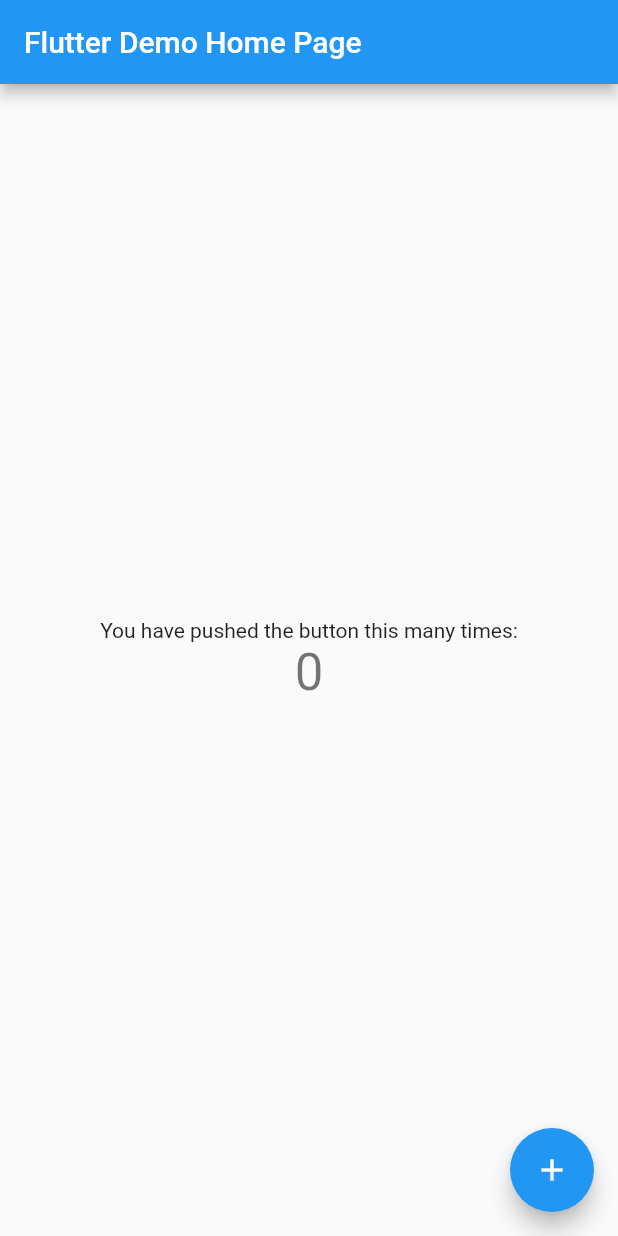
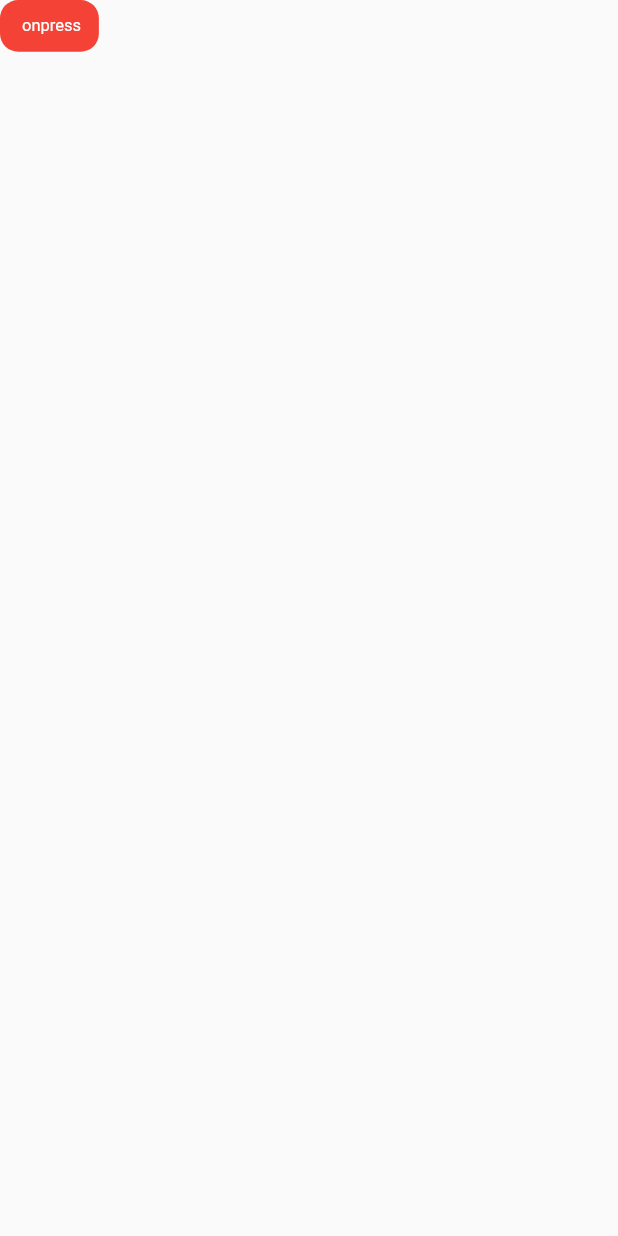
Before and after one commit to annexmirza/docapplication, a Flutter app: the screen it shows after launch, on a phone screen of 412 x 824 dp. Run offline on Flutter 3.47's test engine with Material 2 defaults, Android fonts, the phone set to English and light mode, and no system bars; our stand-ins replace flutter_easyloading, flutter_screenutil, get.

Commit message:
custom button

```diff
--- a/lib/main.dart
+++ b/lib/main.dart
@@ -1,115 +1,36 @@
 import 'package:flutter/material.dart';
+import 'package:flutter_easyloading/flutter_easyloading.dart';
+import 'package:flutter_screenutil/flutter_screenutil.dart';
+import 'package:get/get.dart';
 
-void main() {
-  runApp(const MyApp());
+import 'view/home_page.dart';
+
+void main() async {
+  WidgetsFlutterBinding.ensureInitialized();
+
+  // await Firebase.initializeApp(
+  //     // options: DefaultFirebaseOptions.currentPlatform
+  //     );
+
+  runApp(MyApp());
 }
 
 class MyApp extends StatelessWidget {
-  const MyApp({Key? key}) : super(key: key);
-
-  // This widget is the root of your application.
   @override
   Widget build(BuildContext context) {
-    return MaterialApp(
-      title: 'Flutter Demo',
-      theme: ThemeData(
-        // This is the theme of your application.
-        //
-        // Try running your application with "flutter run". You'll see the
-        // application has a blue toolbar. Then, without quitting the app, try
-        // changing the primarySwatch below to Colors.green and then invoke
-        // "hot reload" (press "r" in the console where you ran "flutter run",
-        // or simply save your changes to "hot reload" in a Flutter IDE).
-        // Notice that the counter didn't reset back to zero; the application
-        // is not restarted.
-        primarySwatch: Colors.blue,
-      ),
-      home: const MyHomePage(title: 'Flutter Demo Home Page'),
-    );
+    return ScreenUtilInit(
+        designSize: Size(375, 812),
+        builder: () => GetMaterialApp(
+              debugShowCheckedModeBanner: false,
+              builder: EasyLoading.init(),
+              home: landingPage(),
+            ));
   }
 }
 
-class MyHomePage extends StatefulWidget {
-  const MyHomePage({Key? key, required this.title}) : super(key: key);
+Widget landingPage() {
+  return HomePage();
+  // NotesPageScreen();
 
-  // This widget is the home page of your application. It is stateful, meaning
-  // that it has a State object (defined below) that contains fields that affect
-  // how it looks.
-
-  // This class is the configuration for the state. It holds the values (in this
-  // case the title) provided by the parent (in this case the App widget) and
-  // used by the build method of the State. Fields in a Widget subclass are
-  // always marked "final".
-
-  final String title;
-
-  @override
-  State<MyHomePage> createState() => _MyHomePageState();
+  // HtmlEditorExample(title: 'asd',);
 }
-
-class _MyHomePageState extends State<MyHomePage> {
-  int _counter = 0;
-
-  void _incrementCounter() {
-    setState(() {
-      // This call to setState tells the Flutter framework that something has
-      // changed in this State, which causes it to rerun the build method below
-      // so that the display can reflect the updated values. If we changed
-      // _counter without calling setState(), then the build method would not be
-      // called again, and so nothing would appear to happen.
-      _counter++;
-    });
-  }
-
-  @override
-  Widget build(BuildContext context) {
-    // This method is rerun every time setState is called, for instance as done
-    // by the _incrementCounter method above.
-    //
-    // The Flutter framework has been optimized to make rerunning build methods
-    // fast, so that you can just rebuild anything that needs updating rather
-    // than having to individually change instances of widgets.
-    return Scaffold(
-      appBar: AppBar(
-        // Here we take the value from the MyHomePage object that was created by
-        // the App.build method, and use it to set our appbar title.
-        title: Text(widget.title),
-      ),
-      body: Center(
-        // Center is a layout widget. It takes a single child and positions it
-        // in the middle of the parent.
-        child: Column(
-          // Column is also a layout widget. It takes a list of children and
-          // arranges them vertically. By default, it sizes itself to fit its
-          // children horizontally, and tries to be as tall as its parent.
-          //
-          // Invoke "debug painting" (press "p" in the console, choose the
-          // "Toggle Debug Paint" action from the Flutter Inspector in Android
-          // Studio, or the "Toggle Debug Paint" command in Visual Studio Code)
-          // to see the wireframe for each widget.
-          //
-          // Column has various properties to control how it sizes itself and
-          // how it positions its children. Here we use mainAxisAlignment to
-          // center the children vertically; the main axis here is the vertical
-          // axis because Columns are vertical (the cross axis would be
-          // horizontal).
-          mainAxisAlignment: MainAxisAlignment.center,
-          children: <Widget>[
-            const Text(
-              'You have pushed the button this many times:',
-            ),
-            Text(
-              '$_counter',
-              style: Theme.of(context).textTheme.headline4,
-            ),
-          ],
-        ),
-      ),
-      floatingActionButton: FloatingActionButton(
-        onPressed: _incrementCounter,
-        tooltip: 'Increment',
-        child: const Icon(Icons.add),
-      ), // This trailing comma makes auto-formatting nicer for build methods.
-    );
-  }
-}
--- /dev/null
+++ b/lib/view/home_page.dart
@@ -0,0 +1,13 @@
+import 'package:docapplication/view/widgets/custom_button.dart';
+import 'package:flutter/material.dart';
+
+class HomePage extends StatelessWidget {
+  @override
+  Widget build(BuildContext context) {
+    return Scaffold(
+      body: Column(
+        children: [customButton(text: " onpress ")],
+      ),
+    );
+  }
+}
--- /dev/null
+++ b/lib/view/widgets/custom_button.dart
@@ -0,0 +1,37 @@
+
+import 'package:flutter_screenutil/flutter_screenutil.dart';
+import 'package:flutter/material.dart';
+
+Widget customButton({
+  onTapFunction,
+  color = Colors.red,
+  double radius = 12,
+  double height = 34,
+  double width = 60,
+  textColor = Colors.white,
+  text = '',
+  double textSize = 10,
+  fontWeight = FontWeight.normal,
+  Color borderColor = Colors.transparent,
+}) {
+  return Container(
+      height: height.h,
+      width: width.w,
+      //padding: EdgeInsets.symmetric(horizontal: 10.w, vertical: 4.h),
+      decoration: BoxDecoration(
+        borderRadius: BorderRadius.circular(radius.r),
+        border: Border.all(color: borderColor, width: 1),
+        color: color,
+      ),
+      child: Center(
+        child: Text(
+          text,
+          textAlign: TextAlign.center,
+          style: TextStyle(
+            fontSize: textSize.sp,
+            fontWeight: fontWeight,
+            color: textColor,
+          ),
+        ),
+      ));
+}
--- a/pubspec.yaml
+++ b/pubspec.yaml
@@ -34,7 +34,9 @@
   # The following adds the Cupertino Icons font to your application.
   # Use with the CupertinoIcons class for iOS style icons.
   cupertino_icons: ^1.0.2
-
+  get:
+  flutter_screenutil: ^5.0.0
+  flutter_easyloading:
 dev_dependencies:
   flutter_test:
     sdk: flutter
```
Also changed, not shown: pubspec.lock.
